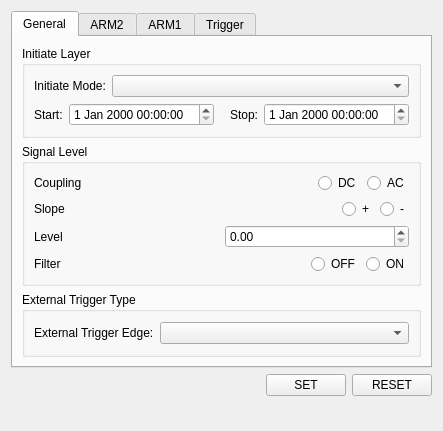
The window that Fluke8588A/ui/trigger_advanced.ui (V4rd3n/Fluke8588A-pyvisa) describes before a commit, drawn with Qt 5.
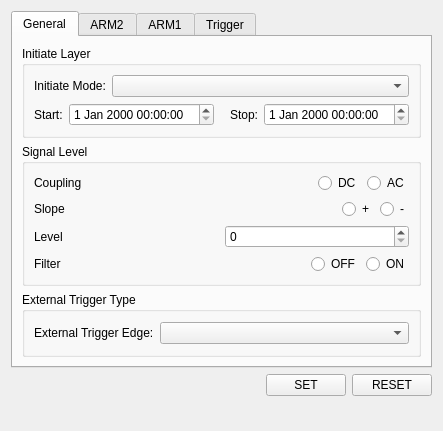
The same window after the commit.

```diff
--- a/Fluke8588A/ui/trigger_advanced.ui
+++ b/Fluke8588A/ui/trigger_advanced.ui
@@ -203,7 +203,7 @@
              </widget>
             </item>
             <item>
-             <widget class="QDoubleSpinBox" name="tlevel_spinbox"/>
+             <widget class="QSpinBox" name="tlevel_spinbox"/>
             </item>
            </layout>
           </item>
```
Left out of the diff: 23 changed lines with no effect on the pictures.
